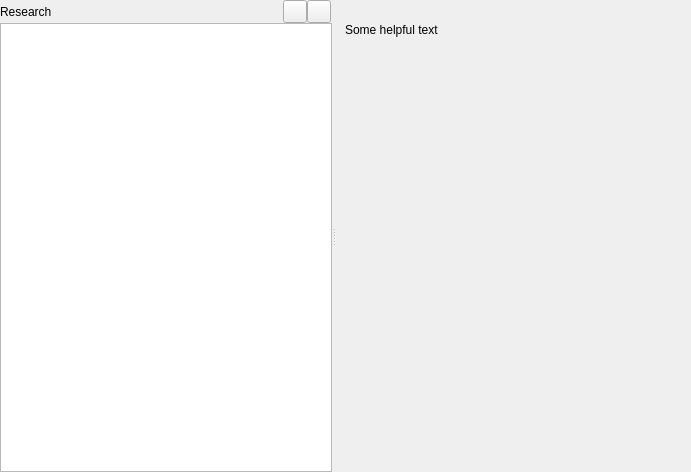
Qt form src/bin/scenarist-desktop/UserInterfaceLayer/Research/ResearchView.ui (dimkanovikov/KITScenarist) before a commit.
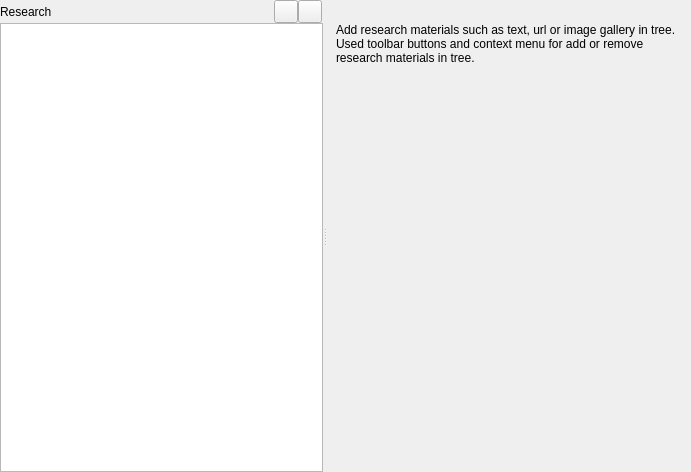
The same form after that commit. The open tabs and pages were chosen to show the change. Icons and pictures are not drawn. Custom widgets are drawn as their Qt base class.

The edit to the form file:
```diff
--- a/src/bin/scenarist-desktop/UserInterfaceLayer/Research/ResearchView.ui
+++ b/src/bin/scenarist-desktop/UserInterfaceLayer/Research/ResearchView.ui
@@ -342,11 +342,14 @@
            <item row="0" column="0">
             <widget class="QLabel" name="label_6">
              <property name="text">
-              <string>Some helpful text</string>
+              <string>Add research materials such as text, url or image gallery in tree. Used toolbar buttons and context menu for add or remove research materials in tree.</string>
              </property>
              <property name="alignment">
               <set>Qt::AlignLeading|Qt::AlignLeft|Qt::AlignTop</set>
              </property>
+             <property name="wordWrap">
+              <bool>true</bool>
+             </property>
             </widget>
            </item>
           </layout>
```
Left out of the diff: 4 changed lines with no effect on the pictures.
